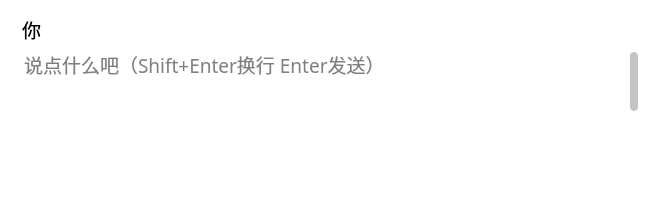
Before: the Qt Designer form windows/pet/dialog.ui in Zao-chen/ZcChat2, drawn with Qt 5.
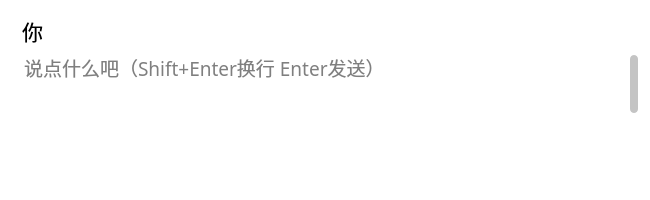
After: the same form once the commit is applied. Icons and pictures are not drawn.

Commit message: feat(dialog): 基础功能全部完成

Patch:
```diff
--- a/windows/pet/dialog.ui
+++ b/windows/pet/dialog.ui
@@ -300,7 +300,8 @@
      <property name="font">
       <font>
        <family>Microsoft YaHei</family>
-       <pointsize>14</pointsize>
+       <pointsize>16</pointsize>
+       <bold>false</bold>
       </font>
      </property>
      <property name="text">
```
Left out of the diff: 4 changed lines with no effect on the pictures. The commit also changes 2 other files.
